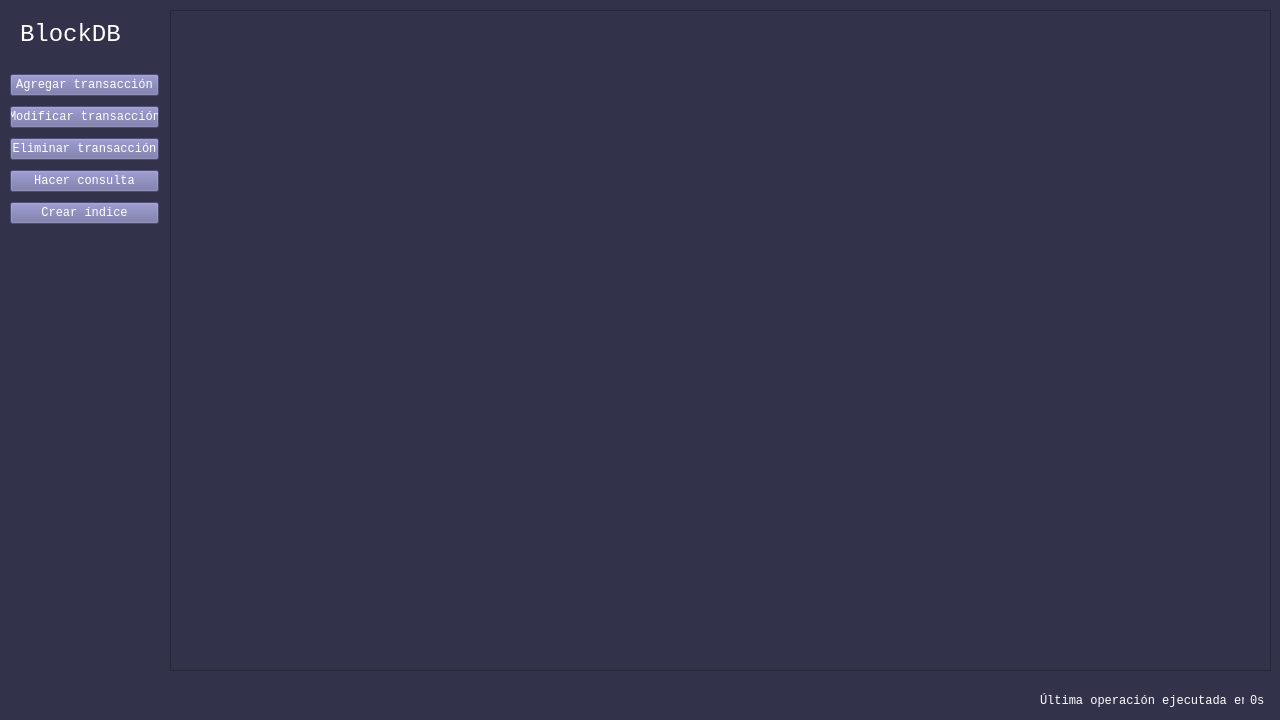
First picture: the form in mainwindow.ui, repository jjordanoc/blockchain-db, before the edit.
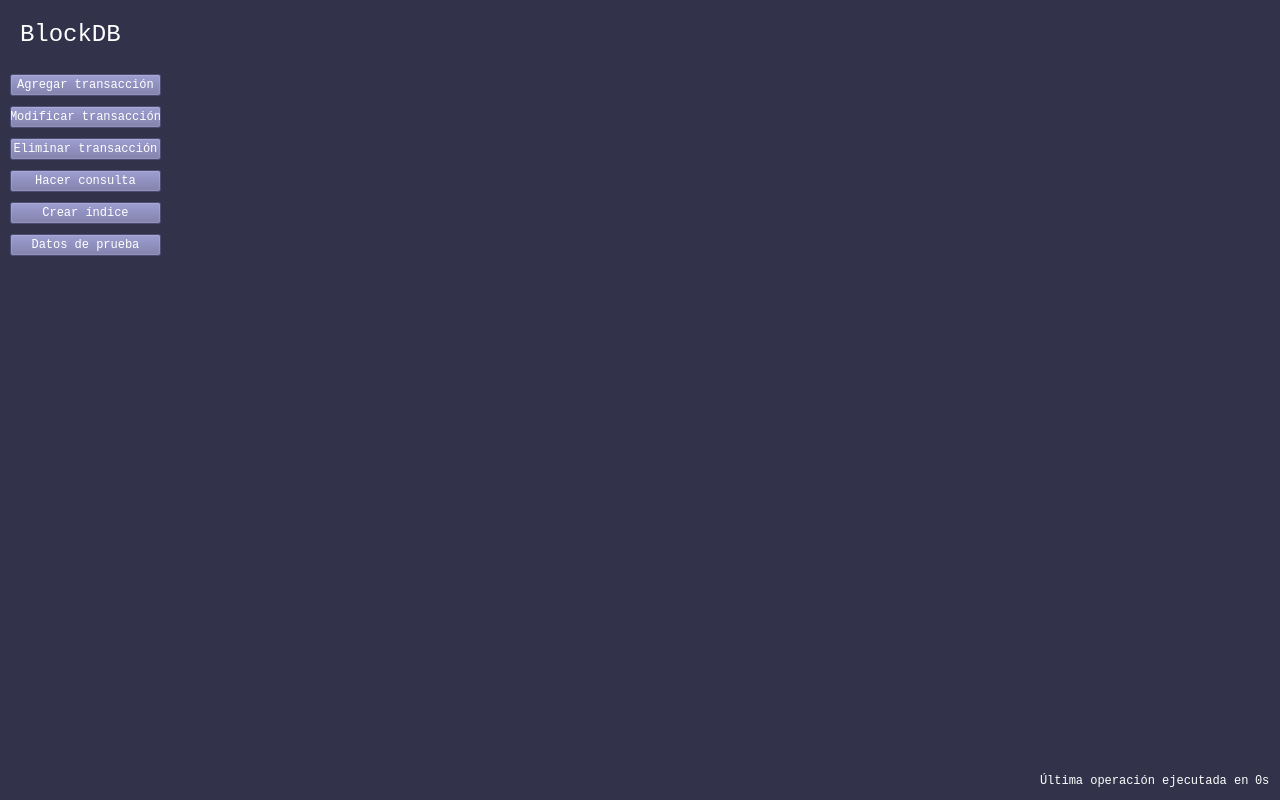
Second picture: the form after the edit.

Commit message: <fix> fixed scroll view

```diff
--- a/mainwindow.ui
+++ b/mainwindow.ui
@@ -7,7 +7,7 @@
     <x>0</x>
     <y>0</y>
     <width>1280</width>
-    <height>720</height>
+    <height>800</height>
    </rect>
   </property>
   <property name="windowTitle">
@@ -23,8 +23,8 @@
     <rect>
      <x>10</x>
      <y>70</y>
-     <width>149</width>
-     <height>160</height>
+     <width>151</width>
+     <height>193</height>
     </rect>
    </property>
    <layout class="QVBoxLayout" name="buttonLayout">
@@ -78,22 +78,35 @@
       </property>
      </widget>
     </item>
+    <item>
+     <widget class="QPushButton" name="generateTestDataButton">
+      <property name="styleSheet">
+       <string notr="true">background-color: rgb(108, 108, 162)</string>
+      </property>
+      <property name="text">
+       <string>Datos de prueba</string>
+      </property>
+     </widget>
+    </item>
    </layout>
   </widget>
   <widget class="QWidget" name="horizontalLayoutWidget_2">
    <property name="geometry">
     <rect>
      <x>1040</x>
-     <y>690</y>
+     <y>770</y>
      <width>225</width>
      <height>21</height>
     </rect>
    </property>
    <layout class="QHBoxLayout" name="horizontalLayout">
+    <property name="sizeConstraint">
+     <enum>QLayout::SetMinAndMaxSize</enum>
+    </property>
     <item>
      <widget class="QLabel" name="label">
       <property name="text">
-       <string>Última operación ejecutada en </string>
+       <string>Última operación ejecutada en</string>
       </property>
      </widget>
     </item>
@@ -126,34 +139,56 @@
    <property name="geometry">
     <rect>
      <x>170</x>
-     <y>10</y>
-     <width>1101</width>
-     <height>661</height>
+     <y>20</y>
+     <width>1091</width>
+     <height>741</height>
     </rect>
    </property>
+   <property name="frameShape">
+    <enum>QFrame::NoFrame</enum>
+   </property>
+   <property name="frameShadow">
+    <enum>QFrame::Sunken</enum>
+   </property>
+   <property name="verticalScrollBarPolicy">
+    <enum>Qt::ScrollBarAsNeeded</enum>
+   </property>
+   <property name="horizontalScrollBarPolicy">
+    <enum>Qt::ScrollBarAsNeeded</enum>
+   </property>
+   <property name="sizeAdjustPolicy">
+    <enum>QAbstractScrollArea::AdjustToContents</enum>
+   </property>
    <property name="widgetResizable">
     <bool>true</bool>
    </property>
-   <widget class="QWidget" name="blockScrollArea">
+   <property name="alignment">
+    <set>Qt::AlignLeading|Qt::AlignLeft|Qt::AlignTop</set>
+   </property>
+   <widget class="QWidget" name="blockScrollAreaWidget">
+    <property name="enabled">
+     <bool>true</bool>
+    </property>
     <property name="geometry">
      <rect>
       <x>0</x>
       <y>0</y>
-      <width>1099</width>
-      <height>659</height>
+      <width>1091</width>
+      <height>741</height>
      </rect>
     </property>
-    <widget class="QWidget" name="horizontalLayoutWidget_8">
-     <property name="geometry">
-      <rect>
-       <x>10</x>
-       <y>20</y>
-       <width>1071</width>
-       <height>621</height>
-      </rect>
-     </property>
-     <layout class="QHBoxLayout" name="horizontalBlockDiv"/>
-    </widget>
+    <property name="autoFillBackground">
+     <bool>false</bool>
+    </property>
+    <layout class="QHBoxLayout" name="horizontalLayout_2">
+     <item>
+      <layout class="QHBoxLayout" name="horizontalBlockDiv">
+       <property name="sizeConstraint">
+        <enum>QLayout::SetFixedSize</enum>
+       </property>
+      </layout>
+     </item>
+    </layout>
    </widget>
   </widget>
  </widget>
```
Left out of the diff: 2 changed lines with no effect on the pictures. The commit also changes 3 other files.
